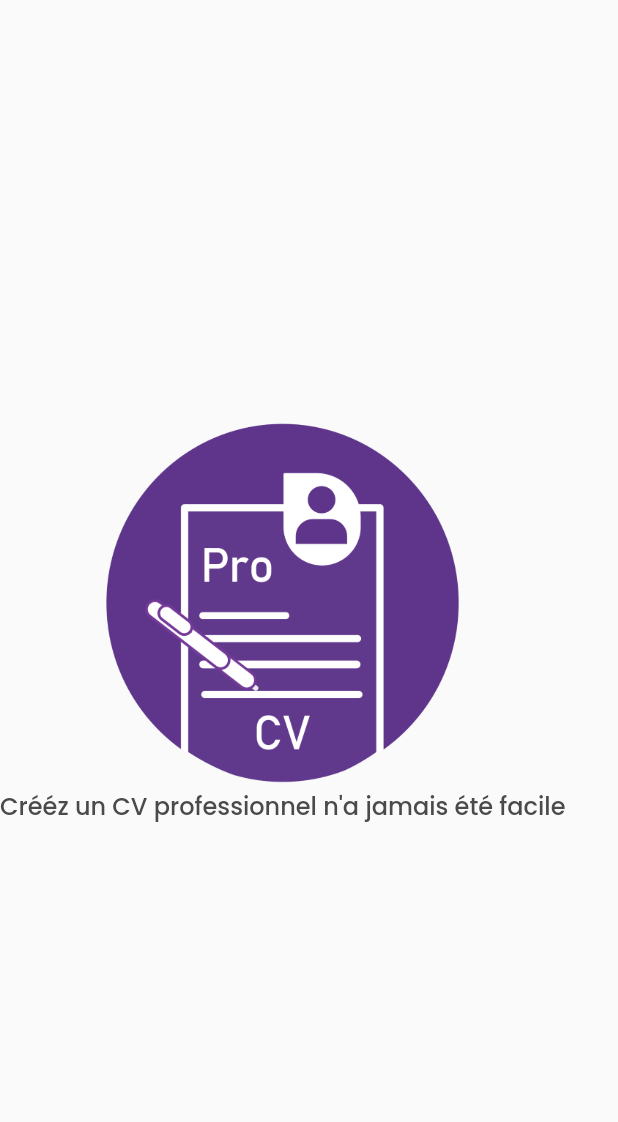
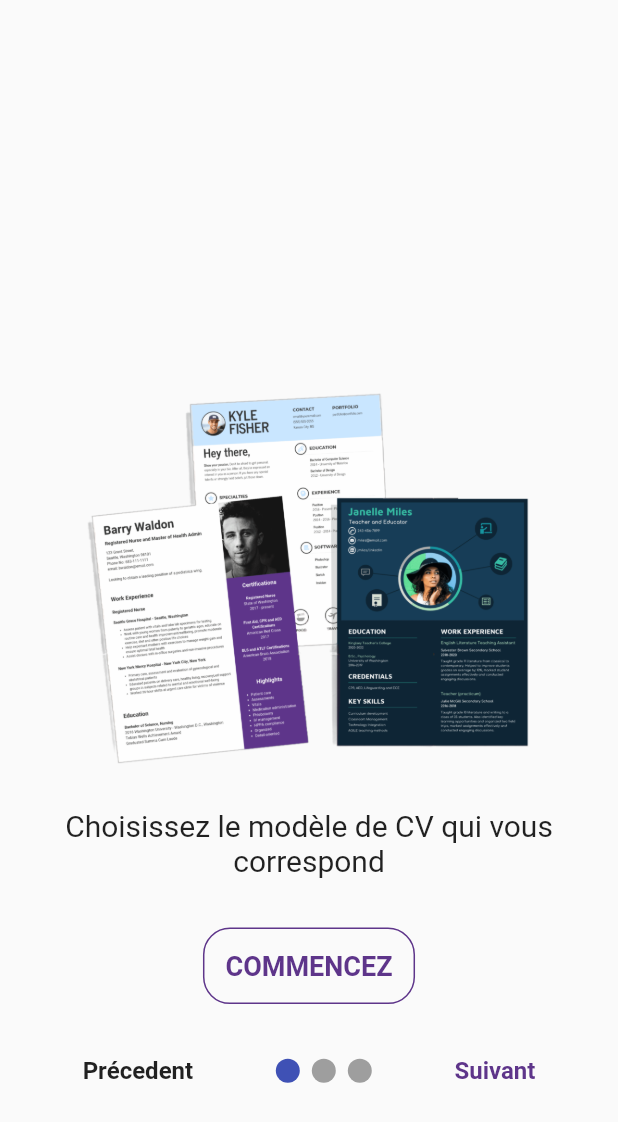
Before and after one commit to Coolhacker009/ProCV, a Flutter app: the screen it shows after launch, on a phone screen of 412 x 824 dp. Shown: the top 1122 px of the screen. Run offline on Flutter 3.47's test engine with Material 2 defaults, Android fonts, the light colour scheme and no system bars; drawn by our look-alikes of smooth_page_indicator; our stand-ins replace font_awesome_flutter, google_fonts.

Commit message:
Start-screens

```diff
--- a/lib/main.dart
+++ b/lib/main.dart
@@ -2,48 +2,28 @@ import 'package:flutter/material.dart';
 import 'package:font_awesome_flutter/font_awesome_flutter.dart';
 import 'package:google_fonts/google_fonts.dart';
 import 'package:pro_cv/delayed_animation.dart';
+import 'package:pro_cv/pages/home.dart';
+import 'package:pro_cv/pages/start_screens/OnBoardingScreen.dart';
+import 'package:pro_cv/pages/start_screens/start_screen1.dart';
+import 'package:pro_cv/pages/start_screens/start_screen2.dart';
+import 'package:pro_cv/pages/start_screens/start_screen3.dart';
 
 void main() {
   runApp(const MyApp());
 }
 
+const myPurple = const Color(0xff5E358A);
+
 class MyApp extends StatelessWidget {
   const MyApp({super.key});
 
   // This widget is the root of your application.
+
   @override
   Widget build(BuildContext context) {
     return MaterialApp(
-      title: 'Flutter Demo',
-      debugShowCheckedModeBanner: false,
-      home: Scaffold(
-          body: Column(
-        mainAxisAlignment: MainAxisAlignment.center,
-        children: [
-          Container(
-            child: DelayedAnimation(
-              delay: 1000,
-              child: Image.asset(
-                "assets/img/logo.png",
-                height: 250,
-                width: 250,
-              ),
-            ),
-          ),
-          Container(
-              child: DelayedAnimation(
-            delay: 1500,
-            child: Text(
-              "Crééz un CV professionnel n'a jamais été facile",
-              textAlign: TextAlign.center,
-              style: GoogleFonts.poppins(
-                  fontSize: 16,
-                  fontWeight: FontWeight.w500,
-                  color: const Color.fromARGB(255, 75, 73, 73)),
-            ),
-          ))
-        ],
-      )),
-    );
+        title: 'Flutter Demo',
+        debugShowCheckedModeBanner: false,
+        home: OnboardingScreen());
   }
 }
--- /dev/null
+++ b/lib/pages/start_screens/OnBoardingScreen.dart
@@ -0,0 +1,92 @@
+import 'package:flutter/material.dart';
+import 'package:pro_cv/main.dart';
+import 'package:pro_cv/pages/start_screens/start_screen1.dart';
+import 'package:pro_cv/pages/start_screens/start_screen2.dart';
+import 'package:pro_cv/pages/start_screens/start_screen3.dart';
+import 'package:smooth_page_indicator/smooth_page_indicator.dart';
+
+class OnboardingScreen extends StatefulWidget {
+  const OnboardingScreen({super.key});
+
+  @override
+  State<OnboardingScreen> createState() => _OnboardingScreenState();
+}
+
+class _OnboardingScreenState extends State<OnboardingScreen> {
+  PageController _controller = PageController();
+
+  @override
+  Widget build(BuildContext context) {
+    return Scaffold(
+        body: Stack(
+      children: [
+        PageView(
+          controller: _controller,
+          children: [StartScreen1(), StartScreen2(), StartScreen3()],
+        ),
+
+        Container(
+          alignment: Alignment(0, 0.60),
+          child: TextButton(
+              child: Text("Commencez".toUpperCase(),
+                  style: TextStyle(
+                      fontSize: 18,
+                      fontWeight: FontWeight.w600,
+                      color: myPurple)),
+              style: ButtonStyle(
+                  padding:
+                      MaterialStateProperty.all<EdgeInsets>(EdgeInsets.all(15)),
+                  foregroundColor: MaterialStateProperty.all<Color>(myPurple),
+                  shape: MaterialStateProperty.all<RoundedRectangleBorder>(
+                      RoundedRectangleBorder(
+                          borderRadius: BorderRadius.circular(18.0),
+                          side: BorderSide(color: myPurple)))),
+              onPressed: () => null),
+        ),
+
+        Container(
+            alignment: Alignment(0, 0.75),
+            child: Row(
+              mainAxisAlignment: MainAxisAlignment.spaceEvenly,
+              children: [
+                //button commencez
+
+                GestureDetector(
+                  child: Text(
+                    "Précedent",
+                    style: TextStyle(
+                      fontWeight: FontWeight.bold,
+                      fontSize: 16,
+                    ),
+                  ),
+                  onTap: () {
+                    _controller.previousPage(
+                        duration: Duration(milliseconds: 500),
+                        curve: Curves.easeInOutBack);
+                  },
+                ),
+
+                SmoothPageIndicator(controller: _controller, count: 3),
+                //button next
+
+                GestureDetector(
+                  child: Text(
+                    "Suivant",
+                    style: TextStyle(
+                        fontWeight: FontWeight.bold,
+                        fontSize: 16,
+                        color: myPurple),
+                  ),
+                  onTap: () {
+                    _controller.nextPage(
+                        duration: Duration(milliseconds: 500),
+                        curve: Curves.easeIn);
+                  },
+                ),
+              ],
+            ))
+        //Controller de page
+      ],
+    ));
+  }
+}
--- /dev/null
+++ b/lib/pages/start_screens/start_screen1.dart
@@ -0,0 +1,41 @@
+import 'package:flutter/material.dart';
+import 'package:pro_cv/delayed_animation.dart';
+
+class StartScreen1 extends StatefulWidget {
+  const StartScreen1({super.key});
+
+  @override
+  State<StartScreen1> createState() => _StartScreen1State();
+}
+
+class _StartScreen1State extends State<StartScreen1> {
+  @override
+  Widget build(BuildContext context) {
+    return Scaffold(
+        body: Center(
+      child: Column(
+        crossAxisAlignment: CrossAxisAlignment.center,
+        mainAxisAlignment: MainAxisAlignment.center,
+        children: [
+          Container(
+              child: DelayedAnimation(
+                  delay: 500,
+                  child: Image.asset(
+                    "assets/img/img1.png",
+                    height: 300,
+                    width: 300,
+                  ))),
+          Container(
+              child: DelayedAnimation(
+            delay: 1000,
+            child: Text(
+              "Choisissez le modèle de CV qui vous correspond",
+              textAlign: TextAlign.center,
+              style: TextStyle(fontSize: 20),
+            ),
+          ))
+        ],
+      ),
+    ));
+  }
+}
--- a/pubspec.yaml
+++ b/pubspec.yaml
@@ -30,13 +30,14 @@ environment:
 dependencies:
   flutter:
     sdk: flutter
-
+  google_fonts: ^6.1.0
 
   # The following adds the Cupertino Icons font to your application.
   # Use with the CupertinoIcons class for iOS style icons.
   cupertino_icons: ^1.0.2
-  google_fonts: ^6.1.0
   font_awesome_flutter: ^10.6.0
+  introduction_screen: ^3.1.12
+  smooth_page_indicator: ^1.1.0
 
 
 dev_dependencies:
```
Also changed, not shown: lib/pages/home.dart (added, +24 -0 lines), lib/pages/start_screens/start_screen2.dart (added, +41 -0 lines), lib/pages/start_screens/start_screen3.dart (added, +41 -0 lines), assets/img/img2.png (added), assets/img/img3.png (added), pubspec.lock, 3 other files.
